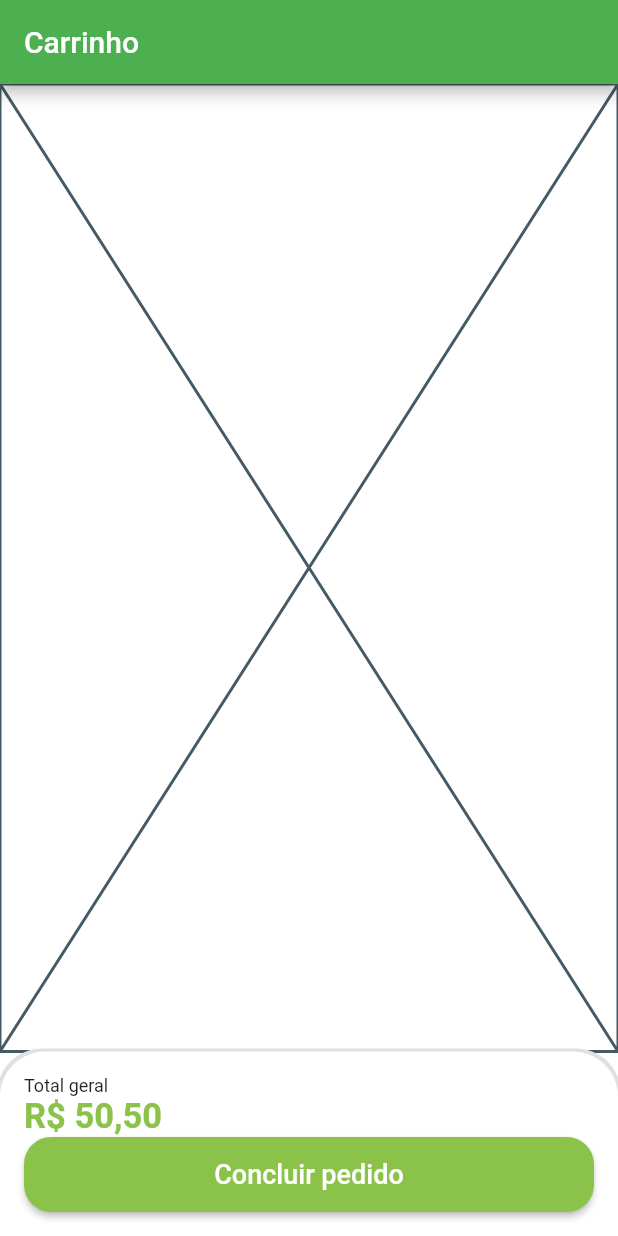
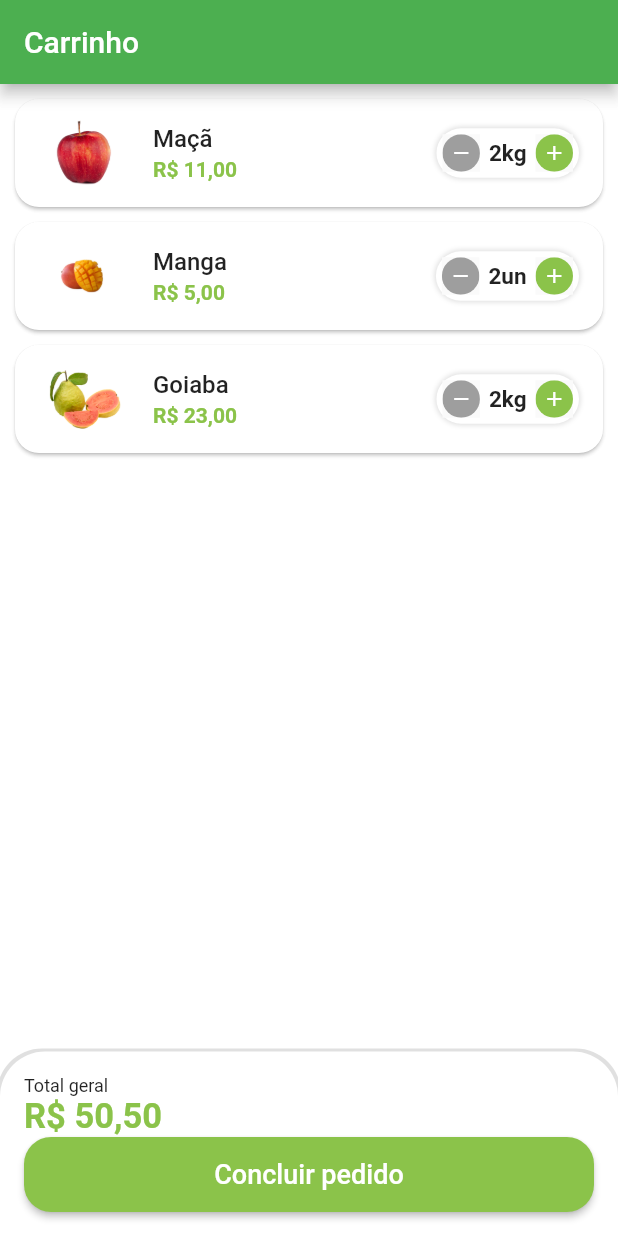
Before and after one commit to LeviDantas01/Quitanda, a Flutter app: the CartTab screen opened directly, on a phone screen of 412 x 824 dp. Run offline on Flutter 3.47's test engine with Material 2 defaults, Android fonts, the phone set to English and light mode, and no system bars; our stand-ins replace animated_text_kit, badges, mask_text_input_formatter.

Commit message:
ajutes na tela do cart

```diff
--- a/lib/src/config/app_data.dart
+++ b/lib/src/config/app_data.dart
@@ -1,4 +1,5 @@
 import 'package:quitanda/src/models/item_model.dart';
+import 'package:quitanda/src/pages/cart/cart_item_model.dart';
 
 ItemModel apple = ItemModel(
   description:
@@ -64,10 +65,19 @@ List<ItemModel> items = [
   papaya,
 ];
 
-List<String> categores = [
-    'Frutas',
-    'Grãos',
-    'Verduras',
-    'Temperos',
-    'Cereais'
-  ];
+List<String> categores = ['Frutas', 'Grãos', 'Verduras', 'Temperos', 'Cereais'];
+
+List<CartItemModel> cartItem = [
+  CartItemModel(
+    item: apple,
+    quantity: 2,
+  ),
+  CartItemModel(
+    item: mango,
+    quantity: 2,
+  ),
+  CartItemModel(
+    item: guava,
+    quantity: 2,
+  ),
+];
--- a/lib/src/pages/auth/sign_in_Screen.dart
+++ b/lib/src/pages/auth/sign_in_Screen.dart
@@ -31,7 +31,7 @@ class SignInScreen extends StatelessWidget {
                       ),
                       children: [
                         const TextSpan(
-                          text: 'Geen',
+                          text: 'Green',
                           style: TextStyle(
                             color: Colors.white,
                             fontWeight: FontWeight.bold,
--- /dev/null
+++ b/lib/src/pages/cart/cart_item_model.dart
@@ -0,0 +1,14 @@
+import 'package:flutter/cupertino.dart';
+import 'package:quitanda/src/models/item_model.dart';
+
+class CartItemModel {
+  ItemModel item;
+  int quantity;
+
+  CartItemModel({
+    required this.item,
+    required this.quantity,
+  });
+
+  double totalPrice() => item.price * quantity;
+}
--- a/lib/src/pages/cart/cart_tab.dart
+++ b/lib/src/pages/cart/cart_tab.dart
@@ -1,6 +1,8 @@
 import 'package:flutter/material.dart';
 import 'package:quitanda/src/config/custom_colors.dart';
+import 'package:quitanda/src/pages/cart/componets/cart_tile.dart';
 import 'package:quitanda/src/services/utils_services.dart';
+import 'package:quitanda/src/config/app_data.dart' as appData;
 
 class CartTab extends StatelessWidget {
   CartTab({super.key});
@@ -15,8 +17,13 @@ class CartTab extends StatelessWidget {
       ),
       body: Column(
         children: [
-          const Expanded(
-            child: Placeholder(),
+          Expanded(
+            child: ListView.builder(
+              itemCount: appData.cartItem.length,
+              itemBuilder: (_, index) {
+                return CartTile(cartItem: appData.cartItem[index]);
+              },
+            ),
           ),
           Container(
             padding: const EdgeInsets.all(16),
--- /dev/null
+++ b/lib/src/pages/cart/componets/cart_tile.dart
@@ -0,0 +1,56 @@
+import 'package:flutter/material.dart';
+import 'package:quitanda/src/config/custom_colors.dart';
+import 'package:quitanda/src/pages/cart/cart_item_model.dart';
+import 'package:quitanda/src/pages/comuns_widgets/quantity_widget.dart';
+import 'package:quitanda/src/services/utils_services.dart';
+
+class CartTile extends StatelessWidget {
+  final CartItemModel cartItem;
+
+  CartTile({
+    super.key,
+    required this.cartItem,
+  });
+
+  final UtilServices utilServices = UtilServices();
+
+  @override
+  Widget build(BuildContext context) {
+    return Card(
+      margin: const EdgeInsets.fromLTRB(10, 10, 10, 0),
+      shape: RoundedRectangleBorder(
+        borderRadius: BorderRadius.circular(16),
+      ),
+      child: ListTile(
+        leading: Image.asset(
+          cartItem.item.imgUrl,
+          height: 60,
+          width: 60,
+        ),
+        title: Text(
+          cartItem.item.itemName,
+          style: const TextStyle(
+            fontWeight: FontWeight.w500,
+          ),
+        ),
+        // total
+
+        subtitle: Text(
+          utilServices.priceToCourence(
+            cartItem.totalPrice(),
+          ),
+          style: TextStyle(
+            color: CustomColors.customSwatchColor,
+            fontWeight: FontWeight.bold,
+          ),
+        ),
+
+        trailing: QuantityWidgets(
+          suffixText: cartItem.item.unit,
+          value: cartItem.quantity,
+          resulut: (quantity) {},
+        ),
+      ),
+    );
+  }
+}
--- a/lib/src/pages/comuns_widgets/quantity_widget.dart
+++ b/lib/src/pages/comuns_widgets/quantity_widget.dart
@@ -28,6 +28,7 @@ class QuantityWidgets extends StatelessWidget {
         ],
       ),
       child: Row(
+        mainAxisSize: MainAxisSize.min,
         children: [
           _QuantityButton(
             icon: Icons.remove,
```
